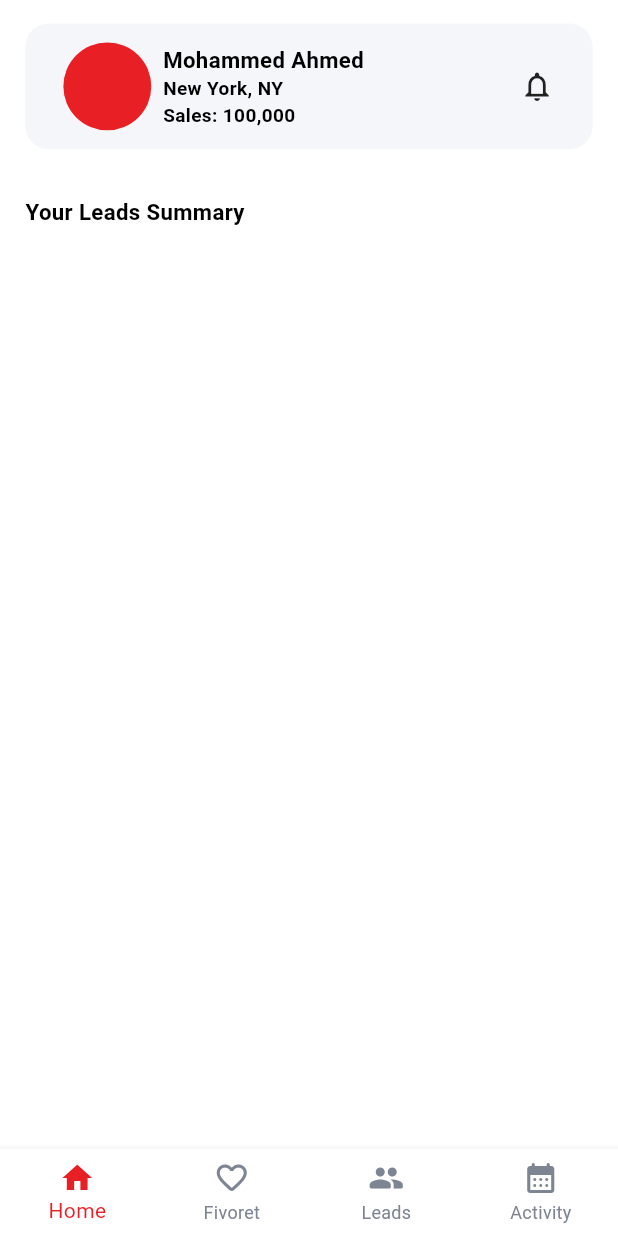
After one commit to yousef2256/m_auto, a Flutter app: the Layout screen opened by its route, on a phone screen of 412 x 824 dp. The commit adds this screen. Run offline on Flutter 3.47's test engine with Material 3 defaults, Android fonts, the light colour scheme and no system bars; our stand-ins replace bloc, dio, flutter_bloc, flutter_screenutil; Roboto replaces fonts that are missing (Rubik).

Commit message:
Layout-fetures

```diff
--- a/lib/core/api/dio_consumer.dart
+++ b/lib/core/api/dio_consumer.dart
@@ -1,8 +1,7 @@
 import 'package:dio/dio.dart';
-import 'package:pretty_dio_logger/pretty_dio_logger.dart';
 import 'package:m_auto/core/api/api_cosumer.dart';
 import 'package:m_auto/core/api/api_error_handler.dart';
-import 'package:m_auto/core/api/api_interceptors.dart';
+import 'package:m_auto/core/api/api_interceptor.dart';
 import 'package:m_auto/core/api/api_constents.dart';
 
 class DioConsumer extends ApiConsumer {
@@ -10,17 +9,13 @@ class DioConsumer extends ApiConsumer {
   DioConsumer({required this.dio}) {
     dio.options.baseUrl = ApiConstents.baseUrl;
     dio.interceptors.add(ApiInterceptors());
-    dio.interceptors.add(
-      PrettyDioLogger(
-        requestHeader: true,
-        requestBody: true,
-        responseHeader: true,
-        responseBody: true,
-        error: true,
-        compact: true,
-        maxWidth: 90,
-      ),
-    );
+    dio.interceptors.add(LogInterceptor(
+      requestBody: true,
+      requestHeader: true,
+      responseHeader: true,
+      responseBody: true,
+      error: true,
+    ));
   }
 
   // Delete
--- a/lib/core/routes/app_rowter.dart
+++ b/lib/core/routes/app_rowter.dart
@@ -3,8 +3,10 @@ import 'package:flutter/material.dart';
 import 'package:flutter_bloc/flutter_bloc.dart';
 import 'package:m_auto/core/api/dio_consumer.dart';
 import 'package:m_auto/core/routes/routes.dart';
+import 'package:m_auto/features/layout/logic/cubit/layout_cubit.dart';
 import 'package:m_auto/features/login_fetures/logic/cubit/login_cubit.dart';
-import 'package:m_auto/features/login_fetures/presentation/login_screen.dart';
+import 'package:m_auto/features/login_fetures/ui/login_screen.dart';
+import 'package:m_auto/features/layout/ui/layout.dart';
 
 class AppRouter {
   Route generateRouter(RouteSettings settings) {
@@ -20,6 +22,13 @@ class AppRouter {
             child: const LoginScreen(),
           ),
         );
+      case Routes.layout:
+        return MaterialPageRoute(
+          builder: (context) => BlocProvider(
+            create: (context) => LayoutCubit(),
+            child: const Layout(),
+          ),
+        );
 
       // Default Route if no route is defined
       default:
--- a/lib/core/routes/routes.dart
+++ b/lib/core/routes/routes.dart
@@ -1,4 +1,5 @@
 class Routes {
   static const String home = '/home';
   static const String login = '/login';
+  static const String layout = '/layout';
 }
--- a/lib/core/theme/app_colors.dart
+++ b/lib/core/theme/app_colors.dart
@@ -13,6 +13,7 @@ class AppColors {
   //Smantics colors
   static const Color smanticsgreen = Color(0xFF49A677);
   static const Color smanticsyellow = Color(0xFFFFD200);
+  static const Color contentbackground = Color(0xFFF5F6FA);
 
   // text colors
   static const Color textGrey = Color(0xFF767676);
--- a/lib/core/utils/texts/text_styles.dart
+++ b/lib/core/utils/texts/text_styles.dart
@@ -35,4 +35,18 @@ class TextStyles {
     fontWeight: FontWeight.w400,
     color: AppColors.textBlack,
   );
+
+  // text 14px 600w black
+  static TextStyle text14px600wBlack = TextStyle(
+    fontSize: 14.sp,
+    fontWeight: FontWeight.w600,
+    color: AppColors.textBlack,
+  );
+
+  // text 12px 600w black
+  static TextStyle text12px600wBlack = TextStyle(
+    fontSize: 12.sp,
+    fontWeight: FontWeight.w600,
+    color: AppColors.textBlack,
+  );
 }
--- /dev/null
+++ b/lib/features/activiteys_fetures/ui/activitys_screen.dart
@@ -0,0 +1,12 @@
+import 'package:flutter/material.dart';
+
+class ActivitysScreen extends StatelessWidget {
+  const ActivitysScreen({super.key});
+
+  @override
+  Widget build(BuildContext context) {
+    return const Scaffold(
+      body: Center(child: Text('ActivitysScreen')),
+    );
+  }
+}
--- /dev/null
+++ b/lib/features/favoret_fetures/ui/favorets_screen.dart
@@ -0,0 +1,14 @@
+import 'package:flutter/material.dart';
+
+class FavoretsScreen extends StatelessWidget {
+  const FavoretsScreen({super.key});
+
+  @override
+  Widget build(BuildContext context) {
+    return const Scaffold(
+      body: Center(
+        child: Text('FavoretsScreen'),
+      ),
+    );
+  }
+}
--- /dev/null
+++ b/lib/features/home_fetures/logic/cubit/home_cubit.dart
@@ -0,0 +1,8 @@
+import 'package:bloc/bloc.dart';
+import 'package:meta/meta.dart';
+
+part 'home_state.dart';
+
+class HomeCubit extends Cubit<HomeState> {
+  HomeCubit() : super(HomeInitial());
+}
--- /dev/null
+++ b/lib/features/home_fetures/logic/cubit/home_state.dart
@@ -0,0 +1,6 @@
+part of 'home_cubit.dart';
+
+@immutable
+sealed class HomeState {}
+
+final class HomeInitial extends HomeState {}
--- /dev/null
+++ b/lib/features/home_fetures/ui/home_screen.dart
@@ -0,0 +1,33 @@
+import 'package:flutter/material.dart';
+import 'package:flutter_screenutil/flutter_screenutil.dart';
+import 'package:m_auto/core/helpers/spaser.dart';
+import 'package:m_auto/features/home_fetures/ui/widgets/home_app_bar.dart';
+import 'package:m_auto/features/home_fetures/ui/widgets/your_leads_summery.dart';
+
+class HomeScreen extends StatelessWidget {
+  const HomeScreen({super.key});
+
+  @override
+  Widget build(BuildContext context) {
+    return Scaffold(
+      body: SafeArea(
+        child: Padding(
+          padding: EdgeInsets.symmetric(horizontal: 16.w),
+          child: Column(
+            crossAxisAlignment: CrossAxisAlignment.start,
+            children: [
+              // header
+              const HomeAppBar(),
+
+              // Your Leads Summary
+              verticalSpace(16.h),
+              const YourLeadsSummary(),
+
+              // Leads
+            ],
+          ),
+        ),
+      ),
+    );
+  }
+}
--- /dev/null
+++ b/lib/features/home_fetures/ui/widgets/home_app_bar.dart
@@ -0,0 +1,52 @@
+import 'package:flutter/material.dart';
+import 'package:flutter_screenutil/flutter_screenutil.dart';
+import 'package:m_auto/core/helpers/spaser.dart';
+import 'package:m_auto/core/theme/app_colors.dart';
+import 'package:m_auto/core/utils/texts/text_styles.dart';
+
+class HomeAppBar extends StatelessWidget {
+  const HomeAppBar({super.key});
+
+  @override
+  Widget build(BuildContext context) {
+    return Container(
+      margin: EdgeInsets.symmetric(vertical: 16.h),
+      padding: EdgeInsets.symmetric(vertical: 12.w, horizontal: 24.w),
+      decoration: BoxDecoration(
+        color: AppColors.contentbackground,
+        borderRadius: BorderRadius.circular(16.r),
+      ),
+      child: Row(
+        mainAxisAlignment: MainAxisAlignment.spaceBetween,
+        children: [
+          // cercular avatar
+          Row(
+            children: [
+              CircleAvatar(
+                radius: 30.r,
+                backgroundColor: AppColors.primary,
+
+                /// TODO: add image from api
+              ),
+              horizontalSpace(7.w),
+
+              // column name , location , Sales
+              Column(
+                crossAxisAlignment: CrossAxisAlignment.start,
+                children: [
+                  Text('Mohammed Ahmed', style: TextStyles.text14px600wBlack),
+                  Text('New York, NY', style: TextStyles.text12px600wBlack),
+                  Text('Sales: 100,000', style: TextStyles.text12px600wBlack),
+                ],
+              ),
+            ],
+          ),
+
+          // notification icon
+          horizontalSpace(16.w),
+          Icon(Icons.notifications_none_outlined, size: 24.r),
+        ],
+      ),
+    );
+  }
+}
--- /dev/null
+++ b/lib/features/home_fetures/ui/widgets/your_leads_summery.dart
@@ -0,0 +1,15 @@
+import 'package:flutter/material.dart';
+import 'package:m_auto/core/utils/texts/text_styles.dart';
+
+class YourLeadsSummary extends StatelessWidget {
+  const YourLeadsSummary({super.key});
+
+  @override
+  Widget build(BuildContext context) {
+    return Column(
+      children: [
+        Text('Your Leads Summary', style: TextStyles.text14px600wBlack),
+      ],
+    );
+  }
+}
--- /dev/null
+++ b/lib/features/layout/logic/cubit/layout_cubit.dart
@@ -0,0 +1,26 @@
+import 'package:bloc/bloc.dart';
+import 'package:flutter/material.dart';
+import 'package:m_auto/features/activiteys_fetures/ui/activitys_screen.dart';
+import 'package:m_auto/features/favoret_fetures/ui/favorets_screen.dart';
+import 'package:m_auto/features/home_fetures/ui/home_screen.dart';
+import 'package:m_auto/features/leads_fetures/ui/leads_screen.dart';
+
+part 'layout_state.dart';
+
+class LayoutCubit extends Cubit<LayoutState> {
+  LayoutCubit() : super(LayoutInitial());
+
+  // List of screens
+  final List<Widget> screens = [
+    const HomeScreen(),
+    const FavoretsScreen(),
+    const LeadsScreen(),
+    const ActivitysScreen(),
+  ];
+
+  int currentIndex = 0;
+  void buttomNavigatinBarIndexChanged(int index) {
+    currentIndex = index;
+    emit(ButtomNavigatinBarIndexChanged(index: index));
+  }
+}
--- /dev/null
+++ b/lib/features/layout/logic/cubit/layout_state.dart
@@ -0,0 +1,11 @@
+part of 'layout_cubit.dart';
+
+@immutable
+sealed class LayoutState {}
+
+final class LayoutInitial extends LayoutState {}
+
+final class ButtomNavigatinBarIndexChanged extends LayoutState {
+  final int index;
+  ButtomNavigatinBarIndexChanged({required this.index});
+}
--- /dev/null
+++ b/lib/features/layout/ui/layout.dart
@@ -0,0 +1,42 @@
+import 'package:flutter/material.dart';
+import 'package:flutter_bloc/flutter_bloc.dart';
+import 'package:m_auto/core/theme/app_colors.dart';
+import 'package:m_auto/features/layout/logic/cubit/layout_cubit.dart';
+
+class Layout extends StatelessWidget {
+  const Layout({super.key});
+
+  @override
+  Widget build(BuildContext context) {
+    return BlocBuilder<LayoutCubit, LayoutState>(
+      builder: (context, state) {
+        return Scaffold(
+          body: context
+              .read<LayoutCubit>()
+              .screens[context.read<LayoutCubit>().currentIndex],
+          bottomNavigationBar: BottomNavigationBar(
+            elevation: 5,
+            onTap: (index) => context
+                .read<LayoutCubit>()
+                .buttomNavigatinBarIndexChanged(index),
+            selectedItemColor: AppColors.primary,
+            unselectedItemColor: AppColors.primarygrey,
+            type: BottomNavigationBarType.fixed,
+            showUnselectedLabels: true,
+            enableFeedback: false,
+            currentIndex: context.watch<LayoutCubit>().currentIndex,
+            items: const [
+              BottomNavigationBarItem(icon: Icon(Icons.home), label: 'Home'),
+              BottomNavigationBarItem(
+                  icon: Icon(Icons.favorite_border_rounded), label: 'Fivoret'),
+              BottomNavigationBarItem(
+                  icon: Icon(Icons.people_rounded), label: 'Leads'),
+              BottomNavigationBarItem(
+                  icon: Icon(Icons.calendar_month_rounded), label: 'Activity'),
+            ],
+          ),
+        );
+      },
+    );
+  }
+}
--- /dev/null
+++ b/lib/features/leads_fetures/ui/leads_screen.dart
@@ -0,0 +1,14 @@
+import 'package:flutter/material.dart';
+
+class LeadsScreen extends StatelessWidget {
+  const LeadsScreen({super.key});
+
+  @override
+  Widget build(BuildContext context) {
+    return const Scaffold(
+      body: Center(
+        child: Text('LeadsScreen'),
+      ),
+    );
+  }
+}
--- a/lib/main.dart
+++ b/lib/main.dart
@@ -1,4 +1,5 @@
 import 'package:flutter/material.dart';
+import 'package:flutter/services.dart';
 import 'package:flutter_bloc/flutter_bloc.dart';
 import 'package:flutter_screenutil/flutter_screenutil.dart';
 import 'package:m_auto/core/helpers/bloc_observer.dart';
@@ -11,6 +12,14 @@ void main() {
   // ensure initialized
   WidgetsFlutterBinding.ensureInitialized();
 
+  // set system ui overlay style
+  SystemChrome.setSystemUIOverlayStyle(const SystemUiOverlayStyle(
+    systemNavigationBarColor:
+        Colors.transparent,
+    systemNavigationBarIconBrightness:
+        Brightness.dark,
+  ));
+
   // run app
   runApp(
     ScreenUtilInit(
--- a/pubspec.yaml
+++ b/pubspec.yaml
@@ -36,6 +36,7 @@ dependencies:
     sdk: flutter
   # intl
   intl: ^0.19.0
+  flutter_secure_storage: ^latest_version
 
 
 #----------- dev_dependencies ----------#
```
Also changed, not shown: lib/core/api/api_interceptor.dart (renamed from lib/core/api/api_interceptors.dart), lib/features/login_fetures/ui/login_screen.dart (renamed from lib/features/login_fetures/presentation/login_screen.dart).
